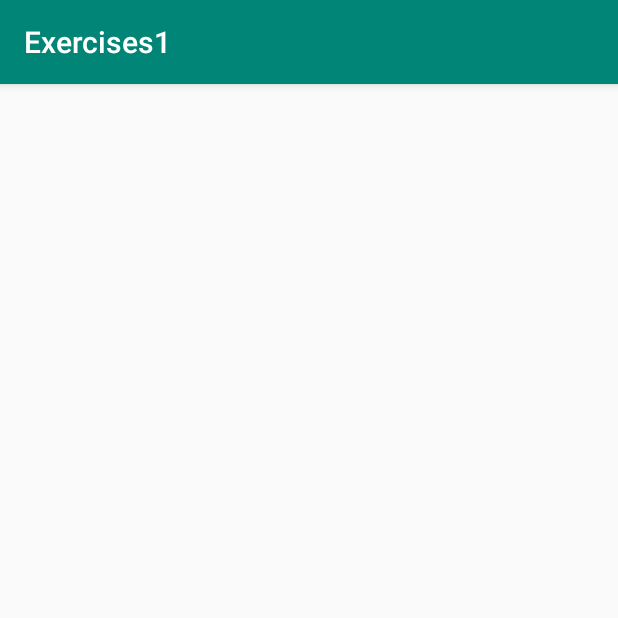
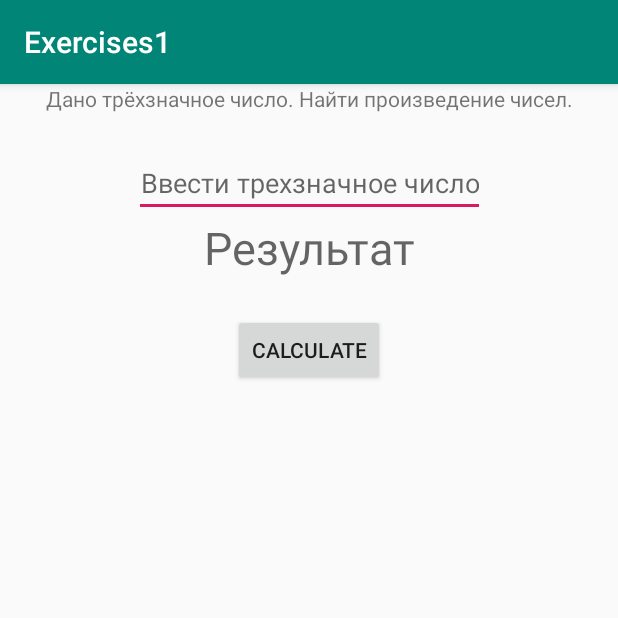
Before and after one commit to 2wiktor2/Exercises, an Android app: the Zadacha3 screen opened directly, with no data from a screen before it, on a phone screen of 412 x 824 dp, the top half of it. Run offline under Robolectric (Android 15) with nearby library versions, the phone set to English and light mode, and no system bars.

Commit message:
четвертая задача  is done

```diff
--- a/app/src/main/AndroidManifest.xml
+++ b/app/src/main/AndroidManifest.xml
@@ -19,7 +19,8 @@
         <activity android:name=".Zadacha1" />
         <activity android:name=".AndroidZadacha1" />
         <activity android:name=".Zadacha2" />
-        <activity android:name=".Zadacha3"></activity>
+        <activity android:name=".Zadacha3" />
+        <activity android:name=".Zadacha4"></activity>
     </application>
 
 </manifest>
--- a/app/src/main/java/com/wiktor/exercises1/Zadacha3.java
+++ b/app/src/main/java/com/wiktor/exercises1/Zadacha3.java
@@ -1,13 +1,61 @@
 package com.wiktor.exercises1;
 
+import android.os.Bundle;
 import android.support.v7.app.AppCompatActivity;
-import android.os.Bundle;
+import android.view.View;
+import android.widget.Button;
+import android.widget.EditText;
+import android.widget.TextView;
+import android.widget.Toast;
 
-public class Zadacha3 extends AppCompatActivity {
+public class Zadacha3 extends AppCompatActivity implements View.OnClickListener {
+    EditText numberIn;
+    Button calculate;
+    TextView result;
+
+    int resultat = 0;
+
 
     @Override
     protected void onCreate(Bundle savedInstanceState) {
         super.onCreate(savedInstanceState);
         setContentView(R.layout.zadacha3);
+        numberIn = findViewById(R.id.editTextA);
+        calculate = findViewById(R.id.button_change);
+        result = findViewById(R.id.text_view_changedA);
+
+        calculate.setOnClickListener(this);
+    }
+
+    @Override
+    public void onClick(View v) {
+        multyplicateEachNumbers();
+
+
+    }
+
+    private void multyplicateEachNumbers() {
+        //Получить число
+        String innerNumber = numberIn.getText().toString();
+
+        if (innerNumber.equals("")) {
+            Toast.makeText(this, "Введите число", Toast.LENGTH_SHORT).show();
+        } else if (numberIn.getText().length() < 3) {
+            Toast.makeText(this, "Введите ТРЕХзначное число", Toast.LENGTH_SHORT).show();
+        } else {
+
+            //Разбить на символы
+            Character num1 = innerNumber.charAt(0);
+            Character num2 = innerNumber.charAt(1);
+            Character num3 = innerNumber.charAt(2);
+
+            int number1 = Integer.parseInt(num1.toString());
+            int number2 = Integer.parseInt(num2.toString());
+            int number3 = Integer.parseInt(num3.toString());
+
+            resultat = number1 * number2 * number3;
+            //Вывести в textView
+            result.setText("" + resultat);
+        }
     }
 }
--- a/app/src/main/res/layout/zadacha3.xml
+++ b/app/src/main/res/layout/zadacha3.xml
@@ -6,4 +6,49 @@
     android:layout_height="match_parent"
     tools:context=".Zadacha3">
 
+    <TextView
+        android:id="@+id/text_view_zadacha3_uslovie"
+        android:layout_width="wrap_content"
+        android:layout_height="wrap_content"
+        android:gravity="center"
+        android:text="@string/zadacha3_uslovie"
+        app:layout_constraintLeft_toLeftOf="parent"
+        app:layout_constraintRight_toRightOf="parent"
+        app:layout_constraintTop_toTopOf="parent" />
+
+    <EditText
+        android:id="@+id/editTextA"
+        android:layout_width="wrap_content"
+        android:layout_height="wrap_content"
+        android:layout_marginTop="24dp"
+        android:gravity="center"
+        android:hint="Ввести трехзначное число"
+        android:inputType="number"
+        android:maxLength="3"
+        app:layout_constraintLeft_toLeftOf="parent"
+        app:layout_constraintRight_toRightOf="parent"
+        app:layout_constraintTop_toBottomOf="@id/text_view_zadacha3_uslovie" />
+
+    <TextView
+        android:id="@+id/text_view_changedA"
+        android:layout_width="wrap_content"
+        android:layout_height="wrap_content"
+        android:gravity="center"
+        android:hint="Результат"
+        android:textSize="30sp"
+        app:layout_constraintLeft_toLeftOf="@id/editTextA"
+        app:layout_constraintRight_toRightOf="@id/editTextA"
+        app:layout_constraintTop_toBottomOf="@+id/editTextA" />
+
+
+    <Button
+        android:id="@+id/button_change"
+        android:layout_width="wrap_content"
+        android:layout_height="wrap_content"
+        android:layout_marginTop="24dp"
+        android:text="Calculate"
+        app:layout_constraintLeft_toLeftOf="parent"
+        app:layout_constraintRight_toRightOf="parent"
+        app:layout_constraintTop_toBottomOf="@+id/text_view_changedA"/>
+
 </android.support.constraint.ConstraintLayout>
--- a/app/src/main/res/values/strings.xml
+++ b/app/src/main/res/values/strings.xml
@@ -6,4 +6,9 @@
         полученное из исходного путем перестановки цифр \n
         в обратном порядке.</string>
     <string name="zadacha3_uslovie">Дано трёхзначное число. Найти произведение чисел.</string>
+    <string name="zadacha4_uslovie">
+        Даны три числа. \n
+        Если сумма первых двух чисел равна третьему числу, \n
+        то найти сумму квадратов данных трех чисел, \n
+        иначе найти разность между первым числом и третьим.</string>
 </resources>
```
Also changed, not shown: app/src/main/java/com/wiktor/exercises1/MainActivity.java (+15 -1 lines), app/src/main/java/com/wiktor/exercises1/Zadacha4.java (added, +80 -0 lines), app/src/main/res/layout/activity_main.xml (+19 -0 lines).
